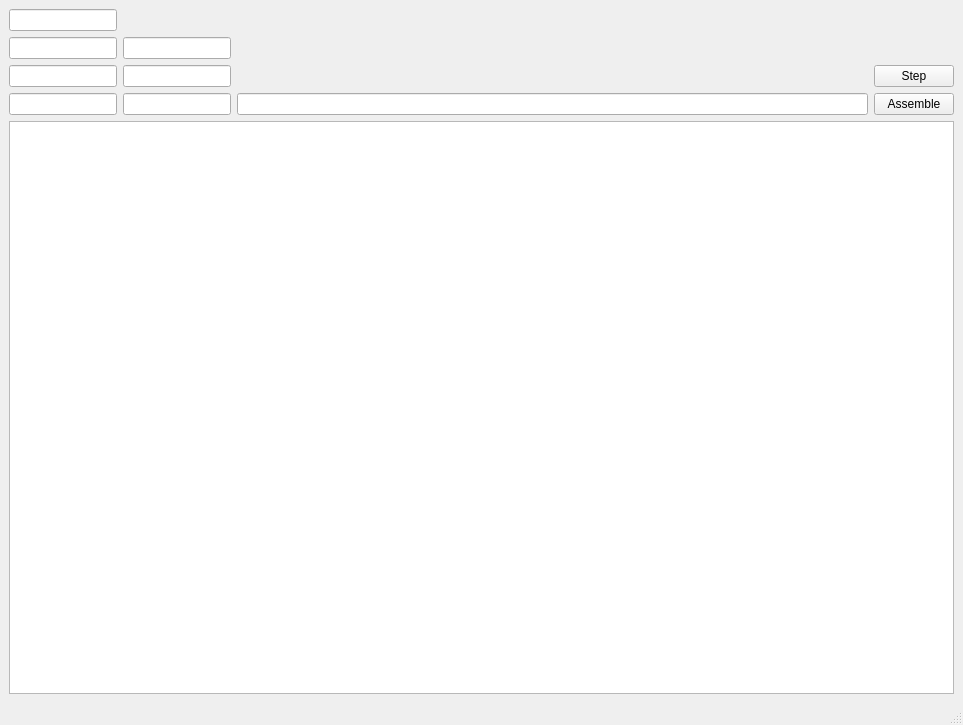
Old version of the form mainwindow/mainwindow.ui in the repository maxkofler/Z80Emulator.
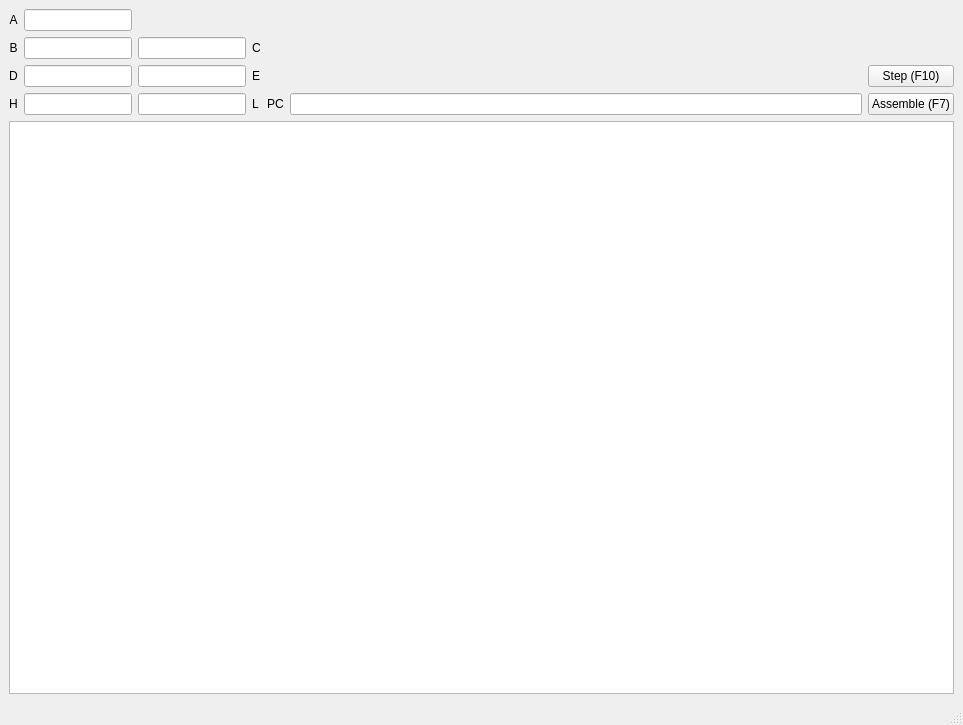
New version of the form.

Commit message: Added labels to registers, corrected starting address to 0x1000

The edit to the form file:
```diff
--- a/mainwindow/mainwindow.ui
+++ b/mainwindow/mainwindow.ui
@@ -26,21 +26,32 @@
       </item>
       <item row="1" column="0">
        <layout class="QGridLayout" name="gridLayout">
-        <item row="2" column="1">
-         <widget class="QLineEdit" name="regE">
-          <property name="sizePolicy">
-           <sizepolicy hsizetype="Fixed" vsizetype="Fixed">
-            <horstretch>0</horstretch>
-            <verstretch>0</verstretch>
-           </sizepolicy>
-          </property>
-          <property name="alignment">
-           <set>Qt::AlignCenter</set>
+        <item row="1" column="3">
+         <widget class="QLabel" name="label_5">
+          <property name="text">
+           <string>C</string>
           </property>
          </widget>
         </item>
         <item row="3" column="0">
-         <widget class="QLineEdit" name="regH">
+         <widget class="QLabel" name="label_4">
+          <property name="text">
+           <string>H</string>
+          </property>
+          <property name="alignment">
+           <set>Qt::AlignCenter</set>
+          </property>
+         </widget>
+        </item>
+        <item row="3" column="5">
+         <widget class="QLineEdit" name="regPC">
+          <property name="alignment">
+           <set>Qt::AlignCenter</set>
+          </property>
+         </widget>
+        </item>
+        <item row="3" column="2">
+         <widget class="QLineEdit" name="regL">
           <property name="sizePolicy">
            <sizepolicy hsizetype="Fixed" vsizetype="Fixed">
             <horstretch>0</horstretch>
@@ -52,7 +63,7 @@
           </property>
          </widget>
         </item>
-        <item row="1" column="0">
+        <item row="1" column="1">
          <widget class="QLineEdit" name="regB">
           <property name="sizePolicy">
            <sizepolicy hsizetype="Fixed" vsizetype="Fixed">
@@ -65,7 +76,7 @@
           </property>
          </widget>
         </item>
-        <item row="0" column="0">
+        <item row="0" column="1">
          <widget class="QLineEdit" name="regA">
           <property name="sizePolicy">
            <sizepolicy hsizetype="Fixed" vsizetype="Fixed">
@@ -81,7 +92,7 @@
           </property>
          </widget>
         </item>
-        <item row="1" column="1">
+        <item row="1" column="2">
          <widget class="QLineEdit" name="regC">
           <property name="sizePolicy">
            <sizepolicy hsizetype="Fixed" vsizetype="Fixed">
@@ -94,14 +105,27 @@
           </property>
          </widget>
         </item>
-        <item row="3" column="3">
-         <widget class="QPushButton" name="bt_assemble">
+        <item row="0" column="0">
+         <widget class="QLabel" name="label">
           <property name="text">
-           <string>Assemble</string>
+           <string>A</string>
+          </property>
+          <property name="alignment">
+           <set>Qt::AlignCenter</set>
           </property>
          </widget>
         </item>
         <item row="2" column="0">
+         <widget class="QLabel" name="label_3">
+          <property name="text">
+           <string>D</string>
+          </property>
+          <property name="alignment">
+           <set>Qt::AlignCenter</set>
+          </property>
+         </widget>
+        </item>
+        <item row="2" column="1">
          <widget class="QLineEdit" name="regD">
           <property name="sizePolicy">
            <sizepolicy hsizetype="Fixed" vsizetype="Fixed">
@@ -114,8 +138,18 @@
           </property>
          </widget>
         </item>
+        <item row="1" column="0">
+         <widget class="QLabel" name="label_2">
+          <property name="text">
+           <string>B</string>
+          </property>
+          <property name="alignment">
+           <set>Qt::AlignCenter</set>
+          </property>
+         </widget>
+        </item>
         <item row="3" column="1">
-         <widget class="QLineEdit" name="regL">
+         <widget class="QLineEdit" name="regH">
           <property name="sizePolicy">
            <sizepolicy hsizetype="Fixed" vsizetype="Fixed">
             <horstretch>0</horstretch>
@@ -127,17 +161,51 @@
           </property>
          </widget>
         </item>
-        <item row="2" column="3">
+        <item row="3" column="6">
+         <widget class="QPushButton" name="bt_assemble">
+          <property name="text">
+           <string>Assemble (F7)</string>
+          </property>
+         </widget>
+        </item>
+        <item row="2" column="2">
+         <widget class="QLineEdit" name="regE">
+          <property name="sizePolicy">
+           <sizepolicy hsizetype="Fixed" vsizetype="Fixed">
+            <horstretch>0</horstretch>
+            <verstretch>0</verstretch>
+           </sizepolicy>
+          </property>
+          <property name="alignment">
+           <set>Qt::AlignCenter</set>
+          </property>
+         </widget>
+        </item>
+        <item row="3" column="3">
+         <widget class="QLabel" name="label_7">
+          <property name="text">
+           <string>L</string>
+          </property>
+         </widget>
+        </item>
+        <item row="2" column="6">
          <widget class="QPushButton" name="bt_step">
           <property name="text">
-           <string>Step</string>
+           <string>Step (F10)</string>
           </property>
          </widget>
         </item>
-        <item row="3" column="2">
-         <widget class="QLineEdit" name="regPC">
-          <property name="alignment">
-           <set>Qt::AlignCenter</set>
+        <item row="2" column="3">
+         <widget class="QLabel" name="label_6">
+          <property name="text">
+           <string>E</string>
+          </property>
+         </widget>
+        </item>
+        <item row="3" column="4">
+         <widget class="QLabel" name="label_8">
+          <property name="text">
+           <string>PC</string>
           </property>
          </widget>
         </item>
```
The commit also changes 4 other files.
